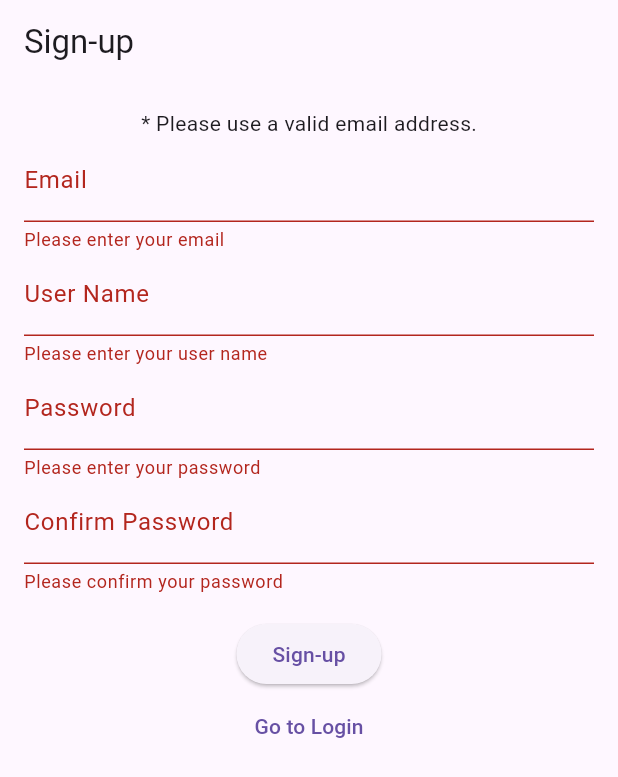
After one commit to joohhcse/message_city, a Flutter app: the screen it shows after launch, after a tap on "Login", after a tap on "Signup", after a tap on "Sign-up", on a phone screen of 412 x 824 dp. The commit adds this screen. Shown: the top 777 px of the screen. Run offline on Flutter 3.47's test engine with Material 3 defaults, Android fonts, the phone set to English and light mode, and no system bars; our stand-ins replace flutter_dotenv, supabase_flutter; accounts and stored records are empty.

Commit message:
Code added

```diff
--- a/lib/screen/home_screen.dart
+++ b/lib/screen/home_screen.dart
@@ -1,4 +1,7 @@
 import 'package:flutter/material.dart';
+import 'package:message_city/screen/sign_up_screen.dart';
+import 'package:supabase_flutter/supabase_flutter.dart';
+import '../utils/utils.dart';
 
 class HomeScreen extends StatefulWidget {
   const HomeScreen({super.key});
@@ -13,15 +16,44 @@ class _HomeScreenState extends State<HomeScreen> {
   final TextEditingController _passwordController = TextEditingController();
   bool isLoading = false;
 
-
+  Future<AuthResponse?> _loginWithPassword({
+    required String email,
+    required String password,
+  }) async {
+    // Show a progress indicator while the login is in progress
+    setState(() {
+      isLoading = true;
+    });
+    try {
+      // Call the Supabase auth.signInWithPassword method
+      return await Supabase.instance.client.auth.signInWithPassword(
+        email: email,
+        password: password,
+      );
+    } on AuthException catch (error) {
+      // Show a snackbar with the error message if the login fails
+      showErrorSnackBar(context, message: error.message);
+    } on Exception catch (e) {
+      // Show a snackbar with the error message if the login fails
+      showErrorSnackBar(context, message: e.toString());
+    } finally {
+      // Hide the progress indicator
+      setState(() {
+        isLoading = false;
+      });
+    }
+    // Return null if the login fails
+    return null;
+  }
 
   @override
   Widget build(BuildContext context) {
     return Scaffold(
       body: Center(
-        child:
+        child: Form(
           // false ? const CircularProgressIndicator()
-        Column(
+          key: _formKey,
+          child: Column(
             mainAxisAlignment: MainAxisAlignment.center,
             children: <Widget>[
               Image.asset(
@@ -57,14 +89,38 @@ class _HomeScreenState extends State<HomeScreen> {
               ),
               const SizedBox(height: 12.0),
               ElevatedButton(
+                child: isLoading ? const CircularProgressIndicator() : const Text('Login'),
+                onPressed: () async {
+                  if (_formKey.currentState!.validate()) {
+                    final response = await _loginWithPassword(
+                      email: _emailController.text,
+                      password: _passwordController.text,
+                    );
+                    if (response == null || response.user == null) {
+                      return;
+                    }
+                    Navigator.of(context).pop();  // login 성공 후 화면으로 이동하기
+                  }
+                },
+              ),
+              const SizedBox(height: 12.0),
+              ElevatedButton(
+                child: const Text('Signup'),
                 onPressed: () {
-                  // Navigator.pop(context);
+                  Navigator.pushReplacement(
+                    context,
+                    MaterialPageRoute(builder: (context) => const SignUpScreen()),
+                  );
                 },
-                child: Text('Login'),
-            )
+              ),
             ],
           ),
+
+        ),
+
       ),
     );
+
+
   }
 }
--- /dev/null
+++ b/lib/screen/sign_up_screen.dart
@@ -0,0 +1,157 @@
+import 'package:flutter/material.dart';
+import 'package:supabase_flutter/supabase_flutter.dart';
+import 'home_screen.dart';
+import '../utils/utils.dart';
+
+class SignUpScreen extends StatefulWidget {
+  const SignUpScreen({super.key});
+
+  @override
+  State<SignUpScreen> createState() => _SignUpScreenState();
+}
+
+class _SignUpScreenState extends State<SignUpScreen> {
+  final GlobalKey<FormState> _formKey = GlobalKey<FormState>();
+  final TextEditingController _emailController = TextEditingController();
+  final TextEditingController _userNameController = TextEditingController();
+  final TextEditingController _passwordController = TextEditingController();
+  final TextEditingController _confirmPasswordController = TextEditingController();
+  bool isLoading = false;
+
+  @override
+  Widget build(BuildContext context) {
+    return Scaffold(
+      appBar: AppBar(
+        title: const Text('Sign-up'),
+      ),
+      body: SingleChildScrollView(
+        padding: const EdgeInsets.all(16.0),
+        child: Form(
+          key: _formKey,
+          autovalidateMode: AutovalidateMode.onUserInteraction,
+          child: Column(
+            children: <Widget>[
+              Text('* Please use a valid email address.'),
+              TextFormField(
+                controller: _emailController,
+                keyboardType: TextInputType.emailAddress,
+                decoration: const InputDecoration(
+                  labelText: 'Email',
+                ),
+                validator: (value) {
+                  if (value == null || value.isEmpty) {
+                    return 'Please enter your email';
+                  }
+                  return null;
+                },
+              ),
+              TextFormField(
+                controller: _userNameController,
+                keyboardType: TextInputType.name,
+                decoration: const InputDecoration(
+                  labelText: 'User Name',
+                ),
+                validator: (value) {
+                  if (value == null || value.isEmpty) {
+                    return 'Please enter your user name';
+                  }
+                  return null;
+                },
+              ),
+              TextFormField(
+                controller: _passwordController,
+                decoration: const InputDecoration(
+                  labelText: 'Password',
+                ),
+                obscureText: true,
+                validator: (value) {
+                  if (value == null || value.isEmpty) {
+                    return 'Please enter your password';
+                  }
+                  return null;
+                },
+              ),
+              TextFormField(
+                controller: _confirmPasswordController,
+                decoration: const InputDecoration(
+                  labelText: 'Confirm Password',
+                ),
+                obscureText: true,
+                validator: (value) {
+                  if (value == null || value.isEmpty) {
+                    return 'Please confirm your password';
+                  }
+                  if (value != _passwordController.text) {
+                    return 'Passwords do not match';
+                  }
+                  return null;
+                },
+              ),
+              const SizedBox(height: 16.0), // Spacer(
+
+              ElevatedButton(
+                child: isLoading ? const CircularProgressIndicator() : const Text('Sign-up'),
+                onPressed: () async {
+                  if (isLoading) return;
+                  if (_formKey.currentState!.validate()) {
+                    await _signUp(
+                      email: _emailController.text,
+                      userName: _userNameController.text,
+                      password: _passwordController.text,
+                    );
+                    if (!mounted) return;
+                    // Navigator.of(context).pop();
+
+                    MaterialPageRoute(builder: (context) => const HomeScreen());
+                  }
+                },
+              ),
+              TextButton(
+                child: const Text('Go to Login'),
+                onPressed: () {
+                  Navigator.pushReplacement(
+                    context,
+                    MaterialPageRoute(builder: (context) => const HomeScreen()),
+                  );
+                },
+              ),
+            ],
+          ),
+        ),
+      ),
+    );
+  }
+
+  Future<void> _signUp({
+    required String email,
+    required String userName,
+    required String password,
+  }) async {
+    // Set loading state to true
+    setState(() {
+      isLoading = true;
+    });
+
+    // Try to sign up with Supabase
+    try {
+      await Supabase.instance.client.auth.signUp(
+        email: email,
+        password: password,
+        data: {'username': userName},
+      );
+    } on AuthException catch (error) {
+      // Catch any errors with signing up
+      showErrorSnackBar(context, message: error.message);
+    } on Exception catch (error) {
+      // Catch any other errors
+      showErrorSnackBar(context, message: error.toString());
+    } finally {
+      // showErrorSnackBar(context, message: 'signup is complete');
+      showErrorSnackBar(context, message: 'Please verify your email');
+      // Set loading state to false
+      setState(() {
+        isLoading = false;
+      });
+    }
+  }
+}
--- /dev/null
+++ b/lib/utils/utils.dart
@@ -0,0 +1,8 @@
+import 'package:flutter/material.dart';
+
+void showErrorSnackBar(BuildContext context, {required String message}) {
+  ScaffoldMessenger.of(context).showSnackBar(SnackBar(
+    content: Text(message),
+    backgroundColor: Colors.red,
+  ));
+}
```
Lines whose indentation alone changed are shown as unchanged.
